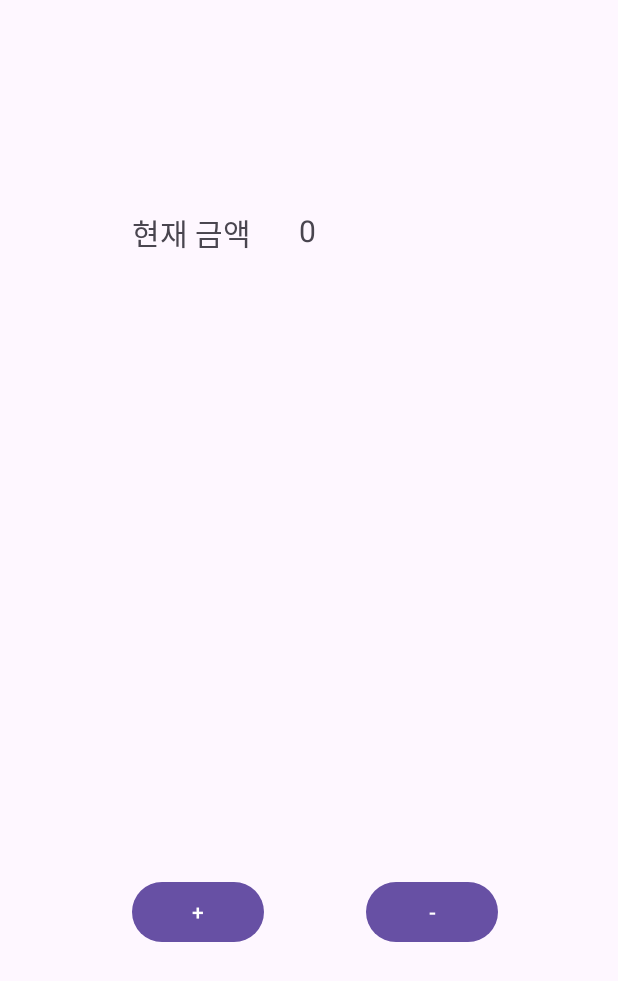
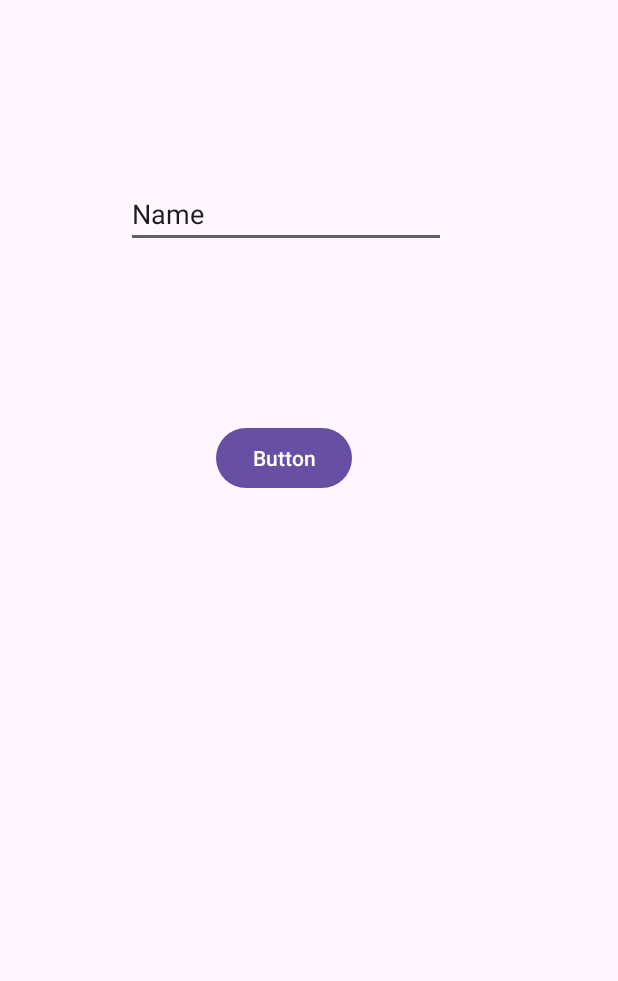
Before and after one commit to vaturn/GameBetUtiliy, an Android app: the screen it shows after launch (MainActivity before the commit, Name after it), on a phone screen of 412 x 824 dp. Shown: the top 981 px of the screen. Run offline under Robolectric (Android 15) with nearby library versions, the phone set to English and light mode, and no system bars.

Commit message:
Add User Account

```diff
--- a/app/src/main/AndroidManifest.xml
+++ b/app/src/main/AndroidManifest.xml
@@ -13,7 +13,7 @@
         android:theme="@style/Theme.GameBet"
         tools:targetApi="31">
         <activity
-            android:name=".MainActivity"
+            android:name=".Name"
             android:exported="true">
             <intent-filter>
                 <action android:name="android.intent.action.MAIN" />
@@ -21,6 +21,11 @@
                 <category android:name="android.intent.category.LAUNCHER" />
             </intent-filter>
         </activity>
+        <activity
+            android:name=".MainActivity"
+            android:exported="true">
+
+        </activity>
     </application>
 
 </manifest>
--- a/app/src/main/java/com/example/gamebet/MainActivity.java
+++ b/app/src/main/java/com/example/gamebet/MainActivity.java
@@ -4,6 +4,7 @@ import android.os.Bundle;
 import android.util.Log;
 import android.view.View;
 import android.widget.Button;
+import android.widget.EditText;
 import android.widget.TextView;
 
 import androidx.activity.EdgeToEdge;
@@ -24,6 +25,7 @@ public class MainActivity extends AppCompatActivity {
     TextView tv_money;
     Button btn_p, btn_m;
     Money user_account;
+    EditText et_mame;
     private DatabaseReference mDatabase;
     @Override
     protected void onCreate(Bundle savedInstanceState) {
@@ -31,7 +33,14 @@ public class MainActivity extends AppCompatActivity {
         EdgeToEdge.enable(this);
         setContentView(R.layout.activity_main);
 
-        mDatabase = FirebaseDatabase.getInstance().getReference("Money");
+        String getData = getIntent().getStringExtra("user_name");
+
+
+        if(getData == null || getData.isEmpty()) getData = "USER";
+
+        Log.e("Main", getData);
+
+        mDatabase = FirebaseDatabase.getInstance().getReference("Money").child(getData);
         mDatabase.addValueEventListener(new ValueEventListener() {
             @Override
             public void onDataChange(@NonNull DataSnapshot snapshot) {
--- /dev/null
+++ b/app/src/main/java/com/example/gamebet/Name.java
@@ -0,0 +1,33 @@
+package com.example.gamebet;
+
+import android.content.Intent;
+import android.os.Bundle;
+import android.view.View;
+import android.widget.Button;
+import android.widget.EditText;
+
+import androidx.activity.EdgeToEdge;
+import androidx.appcompat.app.AppCompatActivity;
+import androidx.core.graphics.Insets;
+import androidx.core.view.ViewCompat;
+import androidx.core.view.WindowInsetsCompat;
+
+public class Name extends AppCompatActivity {
+    Button btn;
+    EditText et;
+    @Override
+    protected void onCreate(Bundle savedInstanceState) {
+        super.onCreate(savedInstanceState);
+        EdgeToEdge.enable(this);
+        setContentView(R.layout.activity_name);
+
+        et = findViewById(R.id.et_name);
+        btn = findViewById(R.id.btn_next);
+        btn.setOnClickListener(view -> {
+            Intent intent = new Intent(Name.this, MainActivity.class);
+            intent.putExtra("user_name", et.getText().toString());
+            startActivity(intent);
+        });
+
+    }
+}
--- a/app/src/main/res/layout/activity_main.xml
+++ b/app/src/main/res/layout/activity_main.xml
@@ -29,11 +29,22 @@
         app:layout_constraintEnd_toEndOf="parent" />
 
     <TextView
+        android:id="@+id/textView2"
+        android:layout_width="wrap_content"
+        android:layout_height="wrap_content"
+        android:layout_marginStart="88dp"
+        android:layout_marginTop="136dp"
+        android:text="현재 금액"
+        android:textSize="20sp"
+        app:layout_constraintStart_toStartOf="parent"
+        app:layout_constraintTop_toTopOf="parent" />
+
+    <TextView
         android:id="@+id/tv_money"
         android:layout_width="wrap_content"
         android:layout_height="wrap_content"
         android:layout_marginStart="32dp"
-        android:layout_marginTop="140dp"
+        android:layout_marginTop="136dp"
         android:layout_marginEnd="200dp"
         android:text="0"
         android:textSize="20sp"
@@ -42,14 +53,4 @@
         app:layout_constraintStart_toEndOf="@+id/textView2"
         app:layout_constraintTop_toTopOf="parent" />
 
-    <TextView
-        android:id="@+id/textView2"
-        android:layout_width="wrap_content"
-        android:layout_height="wrap_content"
-        android:layout_marginStart="88dp"
-        android:layout_marginTop="140dp"
-        android:text="현재 금액"
-        android:textSize="20sp"
-        app:layout_constraintStart_toStartOf="parent"
-        app:layout_constraintTop_toTopOf="parent" />
 </androidx.constraintlayout.widget.ConstraintLayout>
--- /dev/null
+++ b/app/src/main/res/layout/activity_name.xml
@@ -0,0 +1,31 @@
+<?xml version="1.0" encoding="utf-8"?>
+<androidx.constraintlayout.widget.ConstraintLayout xmlns:android="http://schemas.android.com/apk/res/android"
+    xmlns:app="http://schemas.android.com/apk/res-auto"
+    xmlns:tools="http://schemas.android.com/tools"
+    android:id="@+id/main"
+    android:layout_width="match_parent"
+    android:layout_height="match_parent"
+    tools:context=".Name">
+
+    <EditText
+        android:id="@+id/et_name"
+        android:layout_width="wrap_content"
+        android:layout_height="wrap_content"
+        android:layout_marginStart="84dp"
+        android:layout_marginTop="120dp"
+        android:ems="10"
+        android:inputType="text"
+        android:text="Name"
+        app:layout_constraintStart_toStartOf="parent"
+        app:layout_constraintTop_toTopOf="parent" />
+
+    <Button
+        android:id="@+id/btn_next"
+        android:layout_width="wrap_content"
+        android:layout_height="wrap_content"
+        android:layout_marginStart="144dp"
+        android:layout_marginTop="116dp"
+        android:text="Button"
+        app:layout_constraintStart_toStartOf="parent"
+        app:layout_constraintTop_toBottomOf="@+id/et_name" />
+</androidx.constraintlayout.widget.ConstraintLayout>
```
